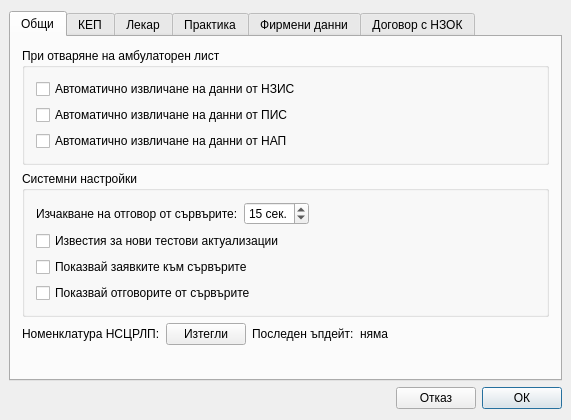
Above: src/View/Widgets/SettingsDialog.ui from thefinalcutbg/DinoDent before the change. Below: the same form after it.
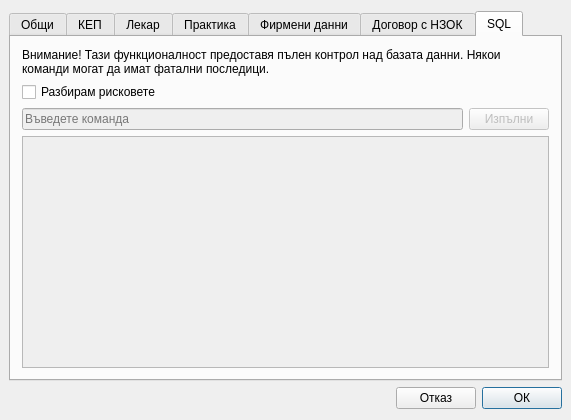
That is the form after the change. Custom widgets are drawn as their Qt base class.

Commit message: added sql ui interface

```diff
--- a/src/View/Widgets/SettingsDialog.ui
+++ b/src/View/Widgets/SettingsDialog.ui
@@ -35,7 +35,7 @@
       </sizepolicy>
      </property>
      <property name="currentIndex">
-      <number>0</number>
+      <number>6</number>
      </property>
      <widget class="QWidget" name="generalSettings">
       <attribute name="title">
@@ -1537,6 +1537,67 @@
        </item>
       </layout>
      </widget>
+     <widget class="QWidget" name="tab">
+      <attribute name="title">
+       <string>SQL</string>
+      </attribute>
+      <layout class="QVBoxLayout" name="verticalLayout_24">
+       <item>
+        <widget class="QLabel" name="label_10">
+         <property name="text">
+          <string>Внимание! Тази функционалност предоставя пълен контрол над базата данни. Някои команди могат да имат фатални последици.</string>
+         </property>
+         <property name="wordWrap">
+          <bool>true</bool>
+         </property>
+        </widget>
+       </item>
+       <item>
+        <widget class="QCheckBox" name="sqlCheck">
+         <property name="text">
+          <string>Разбирам рисковете</string>
+         </property>
+        </widget>
+       </item>
+       <item>
+        <layout class="QHBoxLayout" name="horizontalLayout_17">
+         <item>
+          <widget class="QLineEdit" name="sqlEdit">
+           <property name="enabled">
+            <bool>false</bool>
+           </property>
+           <property name="placeholderText">
+            <string>Въведете команда</string>
+           </property>
+          </widget>
+         </item>
+         <item>
+          <widget class="QPushButton" name="sqlButton">
+           <property name="enabled">
+            <bool>false</bool>
+           </property>
+           <property name="text">
+            <string>Изпълни</string>
+           </property>
+           <property name="autoDefault">
+            <bool>true</bool>
+           </property>
+           <property name="default">
+            <bool>true</bool>
+           </property>
+          </widget>
+         </item>
+        </layout>
+       </item>
+       <item>
+        <widget class="QTableView" name="sqlTable">
+         <property name="enabled">
+          <bool>false</bool>
+         </property>
+        </widget>
+       </item>
+      </layout>
+     </widget>
     </widget>
    </item>
    <item>
```
The commit also changes 7 other files.
